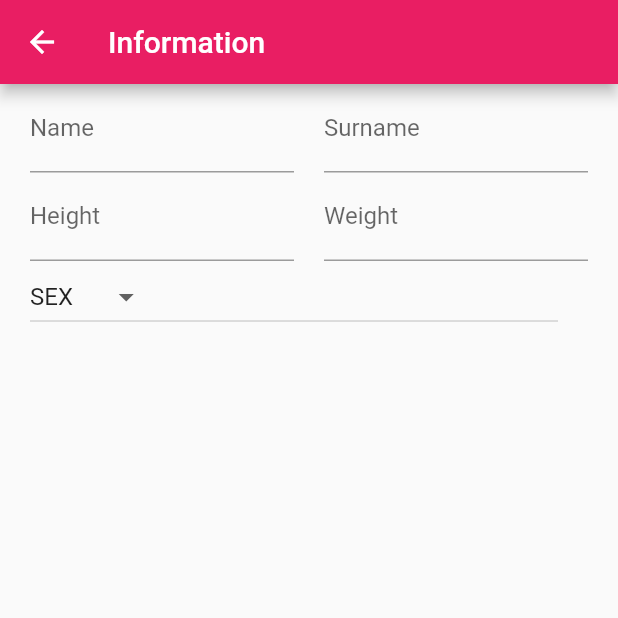
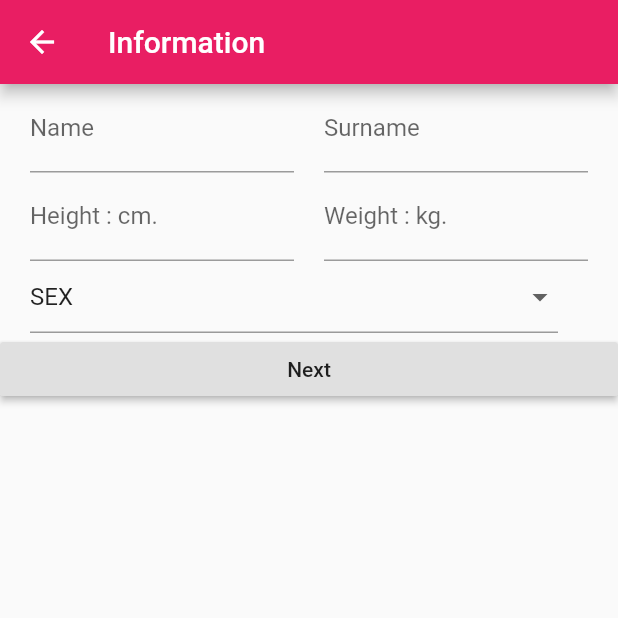
Before and after one commit to apichart2425/FitJung, a Flutter app: the SignInfoScreen screen opened by its route, on a phone screen of 412 x 824 dp, the top half of it. Run offline on Flutter 3.47's test engine with Material 2 defaults, Android fonts, the phone set to English and light mode, and no system bars; our stand-ins replace cloud_firestore, firebase_auth; accounts and stored records are empty.

Commit message:
complete signup

```diff
--- a/lib/UI/SignInfoScreen.dart
+++ b/lib/UI/SignInfoScreen.dart
@@ -1,9 +1,12 @@
 // กด SignUp แล้วจะเด้งมาหน้านี้ เพื่อกรอกข้อมูลเก็บลง FireStore
+import 'package:firebase_auth/firebase_auth.dart';
+import 'package:fitjung/UI/HomeScreen.dart';
+import 'package:fitjung/utility/firestore_util.dart';
 import 'package:flutter/material.dart';
 
 class SignInfoScreen extends StatefulWidget {
   final Map map;
-  const SignInfoScreen({Key key, this.map}): super(key: key);
+  const SignInfoScreen({Key key, this.map}) : super(key: key);
 
   @override
   State<StatefulWidget> createState() {
@@ -13,10 +16,17 @@ class SignInfoScreen extends StatefulWidget {
 }
 
 class SignInfoScreenState extends State<SignInfoScreen> {
-
   List _sex = ["SEX", "Female", "Male"];
   List<DropdownMenuItem<String>> _dropDownMenuItems;
   String _currentSex;
+
+  final _formkey = GlobalKey<FormState>();
+  FirebaseAuth auth = FirebaseAuth.instance;
+  TextEditingController nameController = TextEditingController();
+  TextEditingController surnameController = TextEditingController();
+  TextEditingController heightController = TextEditingController();
+  TextEditingController weightController = TextEditingController();
+  // TextEditingController sexController = TextEditingController();
 
   @override
   void initState() {
@@ -48,7 +58,8 @@ class SignInfoScreenState extends State<SignInfoScreen> {
         appBar: AppBar(
           title: Text("Information"),
         ),
-        body: Center(
+        body: Form(
+          key: _formkey,
           child: Column(
             children: <Widget>[
               Row(
@@ -58,11 +69,11 @@ class SignInfoScreenState extends State<SignInfoScreen> {
                   ),
                   Expanded(
                     child: TextFormField(
-                      // controller: emailController,
+                        controller: nameController,
                         decoration: InputDecoration(labelText: "Name"),
-                      keyboardType: TextInputType.emailAddress,
+                        keyboardType: TextInputType.text,
                         validator: (value) {
-                        if (value.isEmpty) return "Email is required";
+                          if (value.isEmpty) return "Name is required";
                         }),
                   ),
                   Padding(
@@ -70,11 +81,11 @@ class SignInfoScreenState extends State<SignInfoScreen> {
                   ),
                   Expanded(
                     child: TextFormField(
-                      // controller: emailController,
+                        controller: surnameController,
                         decoration: InputDecoration(labelText: "Surname"),
-                      keyboardType: TextInputType.emailAddress,
+                        keyboardType: TextInputType.text,
                         validator: (value) {
-                        if (value.isEmpty) return "Email is required";
+                          if (value.isEmpty) return "Surname is required";
                         }),
                   ),
                   Padding(
@@ -89,11 +100,11 @@ class SignInfoScreenState extends State<SignInfoScreen> {
                   ),
                   Expanded(
                     child: TextFormField(
-                      // controller: emailController,
-                      decoration: InputDecoration(labelText: "Height"),
-                      keyboardType: TextInputType.emailAddress,
+                        controller: heightController,
+                        decoration: InputDecoration(labelText: "Height : cm."),
+                        keyboardType: TextInputType.number,
                         validator: (value) {
-                        if (value.isEmpty) return "Email is required";
+                          if (value.isEmpty) return "Height is required";
                         }),
                   ),
                   Padding(
@@ -101,11 +112,11 @@ class SignInfoScreenState extends State<SignInfoScreen> {
                   ),
                   Expanded(
                     child: TextFormField(
-                      // controller: emailController,
-                      decoration: InputDecoration(labelText: "Weight"),
-                      keyboardType: TextInputType.emailAddress,
+                        controller: weightController,
+                        decoration: InputDecoration(labelText: "Weight : kg."),
+                        keyboardType: TextInputType.number,
                         validator: (value) {
-                        if (value.isEmpty) return "Email is required";
+                          if (value.isEmpty) return "Weight is required";
                         }),
                   ),
                   Padding(
@@ -120,10 +131,15 @@ class SignInfoScreenState extends State<SignInfoScreen> {
                     padding: EdgeInsets.all(10),
                   ),
                   Expanded(
-                  child: DropdownButton(
+                    child: DropdownButtonFormField(
                       value: _currentSex,
                       items: _dropDownMenuItems,
                       onChanged: changedDropDownItem,
+                      validator: ((value) {
+                        if (value == "SEX") {
+                          return "Please select sex";
+                        }
+                      }),
                     ),
                   ),
                   Padding(
@@ -136,8 +152,41 @@ class SignInfoScreenState extends State<SignInfoScreen> {
                     padding: EdgeInsets.all(10),
                   ),
                 ],
-            )
+              ),
+              Row(
+                children: <Widget>[
+                  Expanded(
+                    flex: 1,
+                    child: RaisedButton(
+                      child: Text("Next"),
+                      onPressed: () {
+                        if (_formkey.currentState.validate()) {
+                          auth
+                              .createUserWithEmailAndPassword(
+                                  email: widget.map['email'],
+                                  password: widget.map['password'])
+                              .then((FirebaseUser user) {
+                            user.sendEmailVerification().then((user) {
+                              Navigator.push(
+                                  context,
+                                  MaterialPageRoute(
+                                      builder: (context) => HomeScreen()));
+                            });
+                            print("return from firebase  $user.email");
+                          }).catchError((error) {
+                            print("$error");
+                          });
+                          FirestoreUtils.addProfile(widget.map['email'], nameController.text, surnameController.text, heightController.text, weightController.text, _currentSex);
+                        } else {
+                          print("error");
+                        }
+                      },
+                    ),
+                  ),
                 ],
-        )));
+              ),
+            ],
+          ),
+        ));
   }
 }
--- a/lib/utility/firestore_util.dart
+++ b/lib/utility/firestore_util.dart
@@ -1,11 +1,11 @@
 import 'package:cloud_firestore/cloud_firestore.dart';
 
 class FirestoreUtils {
-  static void addTask(String title) {
+  static void addProfile(String email, String name, String surname, String height, String weight, String sex) {
     Firestore.instance
         .collection('profile')
-        .document()
-        .setData({'title': title, 'done': false});
+        .document(email)
+        .setData({'name': name, 'surname': surname, 'height': height, 'weight': weight, 'sex': sex});
   }
 // email password name surname heigh weight sex
 
```
Lines whose indentation alone changed are shown as unchanged.
